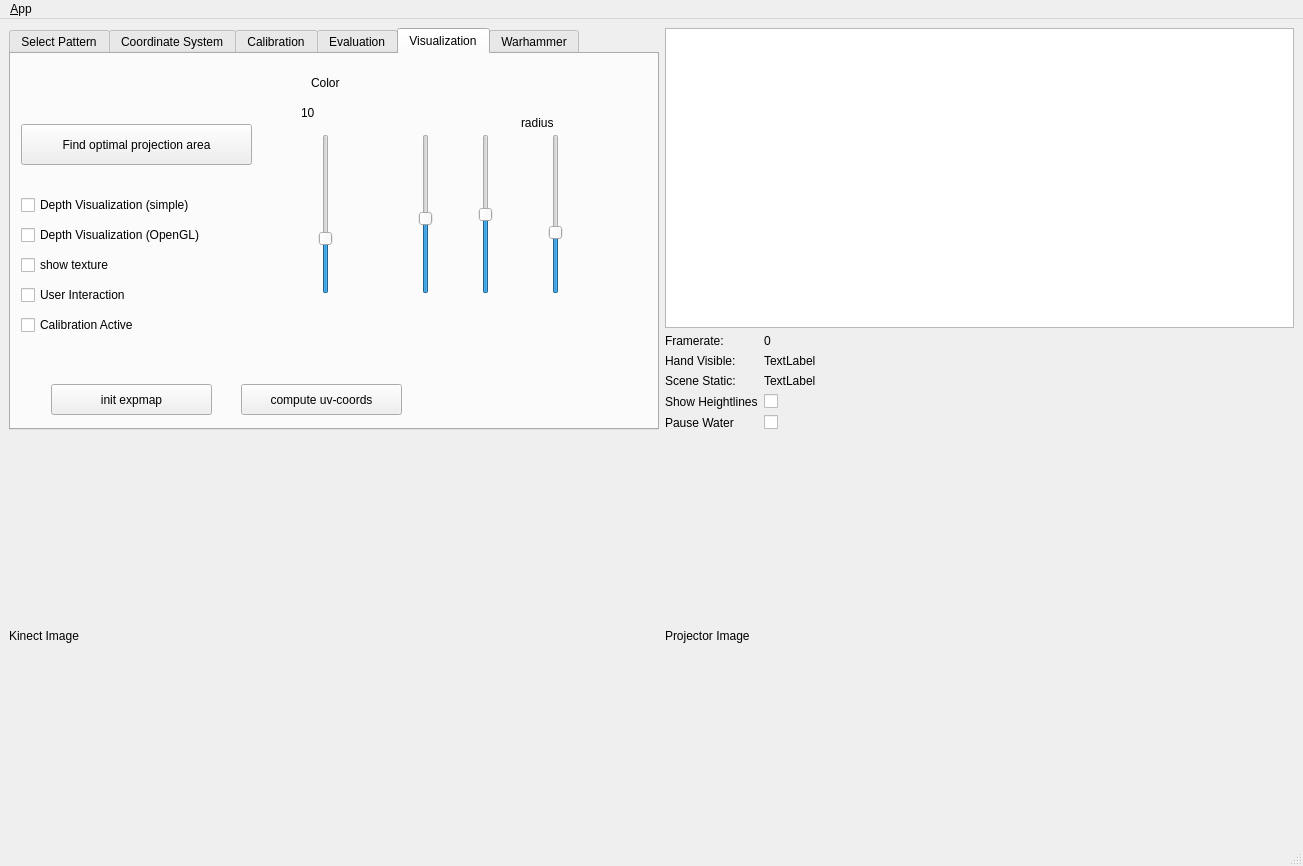
NikolasE/projector_calibration, file ui/main_window.ui: the form before one commit.
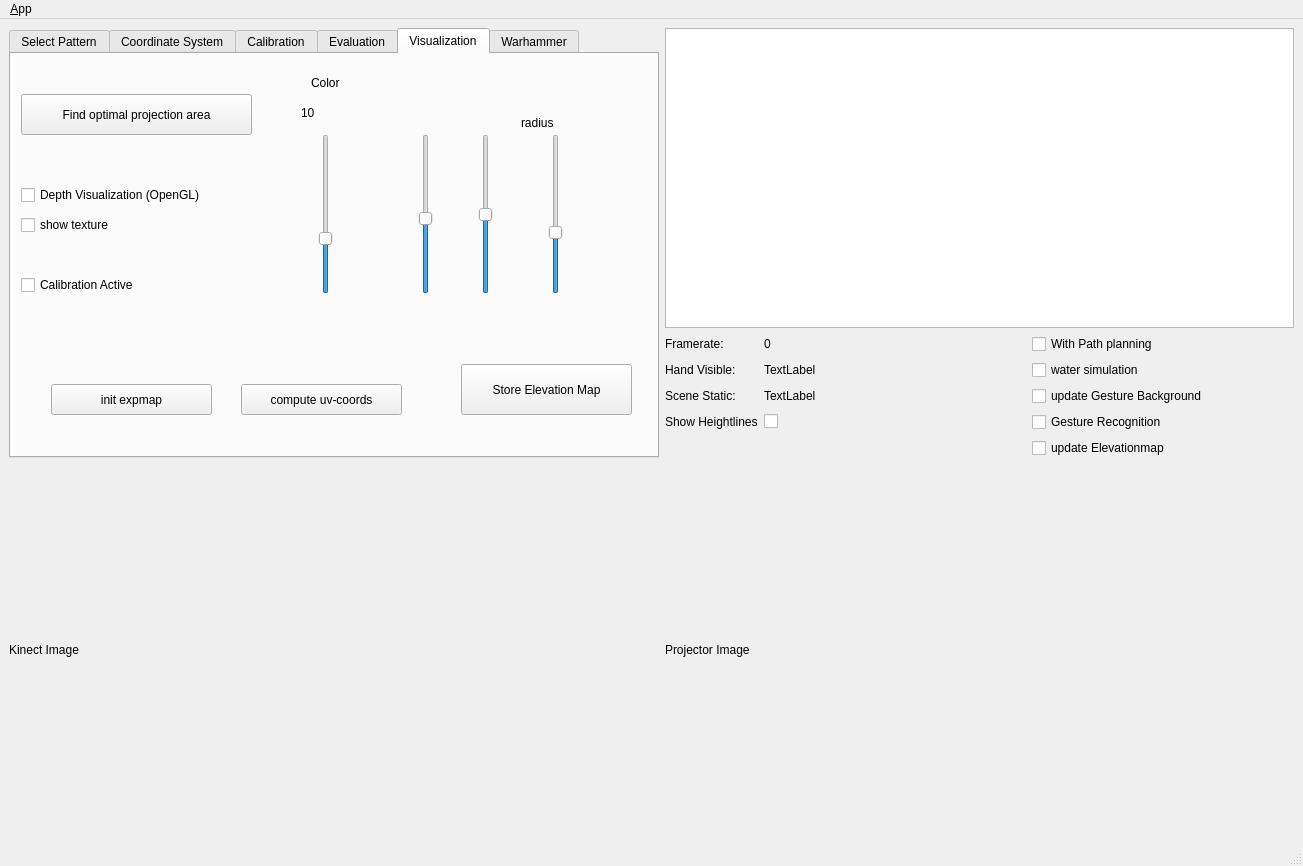
The form after the commit. The open tabs and pages were chosen to show the change. Icons and pictures are not drawn.

Diff of the .ui file:
```diff
--- a/ui/main_window.ui
+++ b/ui/main_window.ui
@@ -107,14 +107,7 @@
           </property>
          </widget>
         </item>
-        <item row="2" column="1">
-         <widget class="QLabel" name="label_16">
-          <property name="text">
-           <string>Scene Static:</string>
-          </property>
-         </widget>
-        </item>
-        <item row="2" column="3">
+        <item row="4" column="3">
          <widget class="QLabel" name="lb_static">
           <property name="text">
            <string>TextLabel</string>
@@ -134,48 +127,76 @@
           </property>
          </widget>
         </item>
-        <item row="4" column="1">
-         <widget class="QLabel" name="label_17">
-          <property name="text">
-           <string>Pause Water      </string>
-          </property>
-         </widget>
-        </item>
-        <item row="4" column="3">
-         <widget class="QCheckBox" name="cb_water_hold">
-          <property name="text">
-           <string/>
-          </property>
-         </widget>
-        </item>
-        <item row="3" column="1">
+        <item row="5" column="1">
          <widget class="QLabel" name="label_18">
           <property name="text">
            <string>Show Heightlines</string>
           </property>
          </widget>
         </item>
-        <item row="3" column="3">
+        <item row="5" column="3">
          <widget class="QCheckBox" name="cb_showHeightLines">
           <property name="text">
            <string/>
           </property>
          </widget>
         </item>
-        <item row="1" column="1">
+        <item row="3" column="1">
          <widget class="QLabel" name="label_19">
           <property name="text">
            <string>Hand Visible:</string>
           </property>
          </widget>
         </item>
-        <item row="1" column="3">
+        <item row="3" column="3">
          <widget class="QLabel" name="lb_handvisible">
           <property name="text">
            <string>TextLabel</string>
           </property>
          </widget>
         </item>
+        <item row="4" column="1">
+         <widget class="QLabel" name="label_16">
+          <property name="text">
+           <string>Scene Static:</string>
+          </property>
+         </widget>
+        </item>
+        <item row="4" column="4">
+         <widget class="QCheckBox" name="fg_update_model">
+          <property name="text">
+           <string>update Gesture Background</string>
+          </property>
+         </widget>
+        </item>
+        <item row="6" column="4">
+         <widget class="QCheckBox" name="fg_update_map">
+          <property name="text">
+           <string>update Elevationmap</string>
+          </property>
+         </widget>
+        </item>
+        <item row="5" column="4">
+         <widget class="QCheckBox" name="cb_gesture">
+          <property name="text">
+           <string>Gesture Recognition</string>
+          </property>
+         </widget>
+        </item>
+        <item row="3" column="4">
+         <widget class="QCheckBox" name="cb_water">
+          <property name="text">
+           <string>water simulation</string>
+          </property>
+         </widget>
+        </item>
+        <item row="0" column="4">
+         <widget class="QCheckBox" name="cb_path">
+          <property name="text">
+           <string>With Path planning</string>
+          </property>
+         </widget>
+        </item>
        </layout>
       </item>
      </layout>
@@ -984,7 +1005,7 @@
         <property name="geometry">
          <rect>
           <x>10</x>
-          <y>70</y>
+          <y>40</y>
           <width>231</width>
           <height>41</height>
          </rect>
@@ -993,32 +1014,6 @@
          <string>Find optimal projection area</string>
         </property>
        </widget>
-       <widget class="QCheckBox" name="cb_user">
-        <property name="geometry">
-         <rect>
-          <x>10</x>
-          <y>230</y>
-          <width>181</width>
-          <height>22</height>
-         </rect>
-        </property>
-        <property name="text">
-         <string>User Interaction</string>
-        </property>
-       </widget>
-       <widget class="QCheckBox" name="cb_depth_visualization">
-        <property name="geometry">
-         <rect>
-          <x>10</x>
-          <y>140</y>
-          <width>251</width>
-          <height>22</height>
-         </rect>
-        </property>
-        <property name="text">
-         <string>Depth Visualization (simple)</string>
-        </property>
-       </widget>
        <widget class="QSlider" name="slider_color">
         <property name="geometry">
          <rect>
@@ -1068,7 +1063,7 @@
         <property name="geometry">
          <rect>
           <x>10</x>
-          <y>170</y>
+          <y>130</y>
           <width>251</width>
           <height>22</height>
          </rect>
@@ -1081,7 +1076,7 @@
         <property name="geometry">
          <rect>
           <x>10</x>
-          <y>200</y>
+          <y>160</y>
           <width>251</width>
           <height>22</height>
          </rect>
@@ -1190,7 +1185,7 @@
         <property name="geometry">
          <rect>
           <x>10</x>
-          <y>260</y>
+          <y>220</y>
           <width>181</width>
           <height>22</height>
          </rect>
@@ -1199,6 +1194,19 @@
          <string>Calibration Active</string>
         </property>
        </widget>
+       <widget class="QPushButton" name="pushButton_25">
+        <property name="geometry">
+         <rect>
+          <x>450</x>
+          <y>310</y>
+          <width>171</width>
+          <height>51</height>
+         </rect>
+        </property>
+        <property name="text">
+         <string>Store Elevation Map</string>
+        </property>
+       </widget>
       </widget>
       <widget class="QWidget" name="Warhammer">
        <attribute name="title">
@@ -1356,19 +1364,6 @@
          <string>0</string>
         </property>
        </widget>
-       <widget class="QCheckBox" name="cb_water">
-        <property name="geometry">
-         <rect>
-          <x>80</x>
-          <y>190</y>
-          <width>151</width>
-          <height>22</height>
-         </rect>
-        </property>
-        <property name="text">
-         <string>water simulation</string>
-        </property>
-       </widget>
        <widget class="QPushButton" name="b_restart_water">
         <property name="geometry">
          <rect>
```
Left out of the diff: 218 changed lines with no effect on the pictures.
